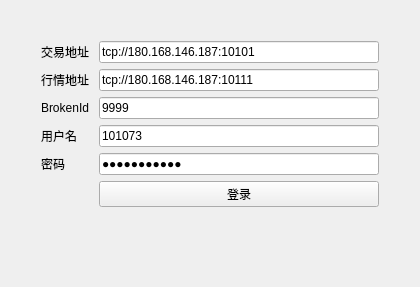
The window that CtpArb/LoginForm.ui (whlustb/futureapi_6.3.15_demo) describes before a commit, drawn with Qt 5.
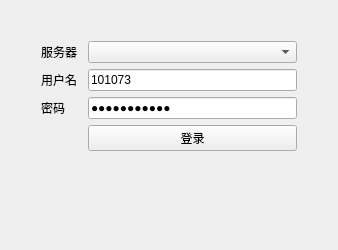
The same window after the commit.

```diff
--- a/CtpArb/LoginForm.ui
+++ b/CtpArb/LoginForm.ui
@@ -6,8 +6,8 @@
    <rect>
     <x>0</x>
     <y>0</y>
-    <width>420</width>
-    <height>287</height>
+    <width>338</width>
+    <height>250</height>
    </rect>
   </property>
   <property name="windowTitle">
@@ -48,63 +48,42 @@
        <property name="bottomMargin">
         <number>10</number>
        </property>
+       <item row="0" column="0">
+        <widget class="QLabel" name="label_6">
+         <property name="text">
+          <string>服务器</string>
+         </property>
+        </widget>
+       </item>
        <item row="0" column="1">
-        <widget class="QLineEdit" name="lineEdit_addr_trade">
-         <property name="text">
-          <string>tcp://180.168.146.187:10101</string>
+        <widget class="QComboBox" name="comboBox_server">
+         <property name="currentText">
+          <string/>
          </property>
         </widget>
        </item>
        <item row="1" column="0">
-        <widget class="QLabel" name="label_2">
-         <property name="text">
-          <string>行情地址</string>
-         </property>
-        </widget>
-       </item>
-       <item row="1" column="1">
-        <widget class="QLineEdit" name="lineEdit_addr_md">
-         <property name="text">
-          <string>tcp://180.168.146.187:10111</string>
-         </property>
-        </widget>
-       </item>
-       <item row="2" column="0">
-        <widget class="QLabel" name="label">
-         <property name="text">
-          <string>BrokenId</string>
-         </property>
-        </widget>
-       </item>
-       <item row="2" column="1">
-        <widget class="QLineEdit" name="lineEdit_broker_id">
-         <property name="text">
-          <string>9999</string>
-         </property>
-        </widget>
-       </item>
-       <item row="3" column="0">
         <widget class="QLabel" name="label_4">
          <property name="text">
           <string>用户名</string>
          </property>
         </widget>
        </item>
-       <item row="3" column="1">
+       <item row="1" column="1">
         <widget class="QLineEdit" name="lineEdit_username">
          <property name="text">
           <string>101073</string>
          </property>
         </widget>
        </item>
-       <item row="4" column="0">
+       <item row="2" column="0">
         <widget class="QLabel" name="label_5">
          <property name="text">
           <string>密码</string>
          </property>
         </widget>
        </item>
-       <item row="4" column="1">
+       <item row="2" column="1">
         <widget class="QLineEdit" name="lineEdit_password">
          <property name="text">
           <string>830511login</string>
@@ -114,20 +93,13 @@
          </property>
         </widget>
        </item>
-       <item row="5" column="1">
+       <item row="3" column="1">
         <widget class="QPushButton" name="pushButton_login">
          <property name="text">
           <string>登录</string>
          </property>
         </widget>
        </item>
-       <item row="0" column="0">
-        <widget class="QLabel" name="label_3">
-         <property name="text">
-          <string>交易地址</string>
-         </property>
-        </widget>
-       </item>
       </layout>
      </item>
     </layout>
```
